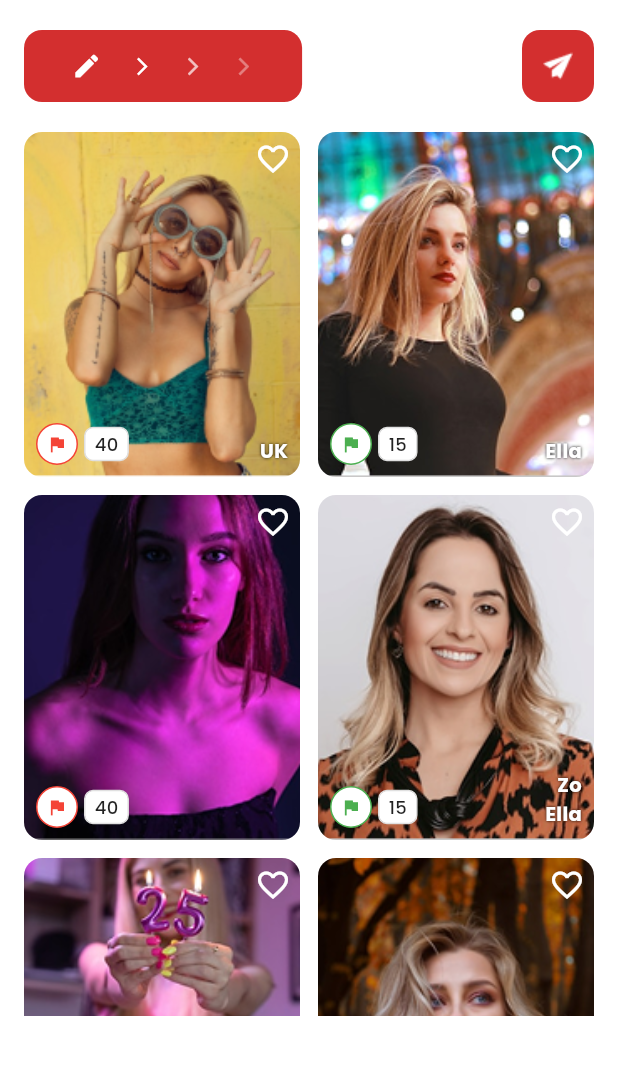
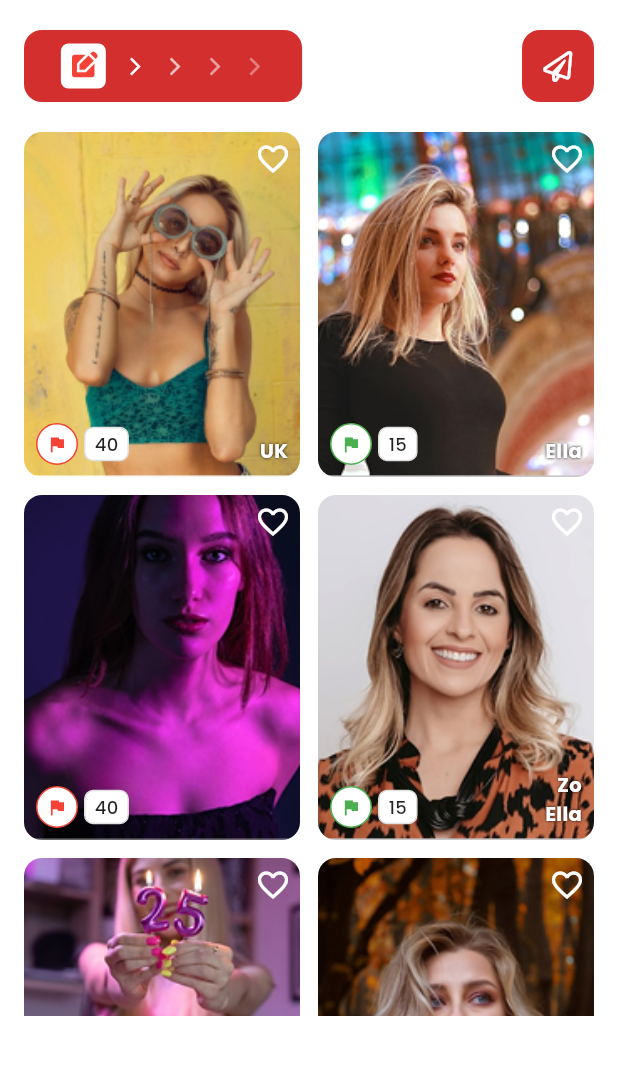
Before and after one commit to Christentimmy/Vetted, a Flutter app: the HomeScreen screen opened by its route, on a phone screen of 412 x 824 dp, the part 72-1147 px from its top. Run offline on Flutter 3.47's test engine with Material 3 defaults, Android fonts, the phone set to English and light mode, and no system bars; our stand-ins replace camera, cherry_toast, flutter_secure_storage, flutter_signin_button, font_awesome_flutter, geocoding and 8 more; missing offline and left inert: onesignal_flutter; accounts and stored records are empty.

Commit message:
home screen modified

```diff
--- a/lib/app/modules/home/views/home_screen.dart
+++ b/lib/app/modules/home/views/home_screen.dart
@@ -1,8 +1,10 @@
+
 import 'package:Vetted/screens/create_post_screen.dart';
 import 'package:Vetted/screens/message_list_screen.dart';
 import 'package:Vetted/screens/notification_screen.dart';
 import 'package:Vetted/screens/post_screen.dart';
 import 'package:flutter/material.dart';
+import 'package:font_awesome_flutter/font_awesome_flutter.dart';
 import 'package:get/get.dart';
 
 class HomeScreen extends StatefulWidget {
@@ -125,8 +127,20 @@ class _HomeScreenState extends State<HomeScreen> {
                       ),
                       child: Row(
                         mainAxisAlignment: MainAxisAlignment.spaceEvenly,
-                        children: const [
-                          Icon(Icons.edit, color: Colors.white, size: 20),
+                        children: [
+                          Container(
+                            height: 30,
+                            width: 30,
+                            decoration: BoxDecoration(
+                              borderRadius: BorderRadius.circular(5),
+                              color: Colors.white,
+                            ),
+                            child: const Icon(
+                              Icons.edit_square,
+                              color: Colors.red,
+                              size: 20,
+                            ),
+                          ),
                           Icon(
                             Icons.arrow_forward_ios,
                             color: Colors.white,
@@ -139,6 +153,11 @@ class _HomeScreenState extends State<HomeScreen> {
                           ),
                           Icon(
                             Icons.arrow_forward_ios,
+                            color: Colors.white54,
+                            size: 14,
+                          ),
+                          Icon(
+                            Icons.arrow_forward_ios,
                             color: Colors.white38,
                             size: 14,
                           ),
@@ -146,6 +165,7 @@ class _HomeScreenState extends State<HomeScreen> {
                       ),
                     ),
                   ),
+
                   const Spacer(),
 
                   // Send button
@@ -161,14 +181,17 @@ class _HomeScreenState extends State<HomeScreen> {
                     child: Container(
                       height: 48,
                       width: 48,
+                      alignment: Alignment.center,
                       decoration: BoxDecoration(
                         color: Colors.red.shade700,
                         borderRadius: BorderRadius.circular(12),
                       ),
-                      child: Center(
-                        child: Image.asset(
-                          'assets/images/icons/send.png',
-                          height: 20,
+                      child: Transform.rotate(
+                        angle: 12.5,
+                        child: Icon(
+                          FontAwesomeIcons.paperPlane,
+                          color: Colors.white,
+                          size: 20,
                         ),
                       ),
                     ),
```
Also changed, not shown: lib/app/modules/home/widget/header_drag_widget.dart (added, +280 -0 lines).
